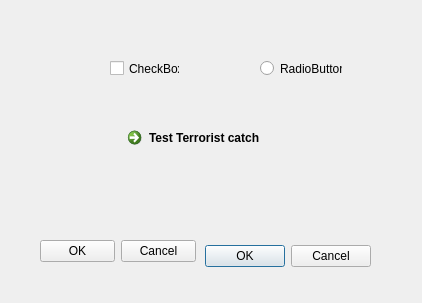
This is Test_dialog_base.ui in EnderPeter/GEO1005 as Qt 5 draws it before an edit. The edited form follows.
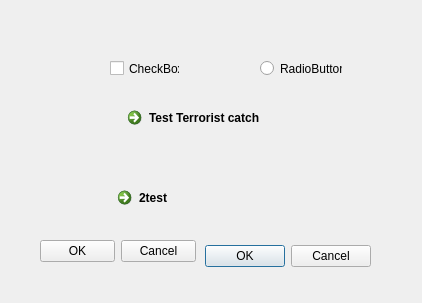
This is the edited form.

```diff
--- a/Test_dialog_base.ui
+++ b/Test_dialog_base.ui
@@ -59,7 +59,7 @@
    <property name="geometry">
     <rect>
      <x>120</x>
-     <y>120</y>
+     <y>100</y>
      <width>188</width>
      <height>41</height>
     </rect>
@@ -81,6 +81,19 @@
     <set>QDialogButtonBox::Cancel|QDialogButtonBox::Ok</set>
    </property>
   </widget>
+  <widget class="QCommandLinkButton" name="commandLinkButton_2">
+   <property name="geometry">
+    <rect>
+     <x>110</x>
+     <y>180</y>
+     <width>188</width>
+     <height>41</height>
+    </rect>
+   </property>
+   <property name="text">
+    <string>2test</string>
+   </property>
+  </widget>
  </widget>
  <resources/>
  <connections>
```
